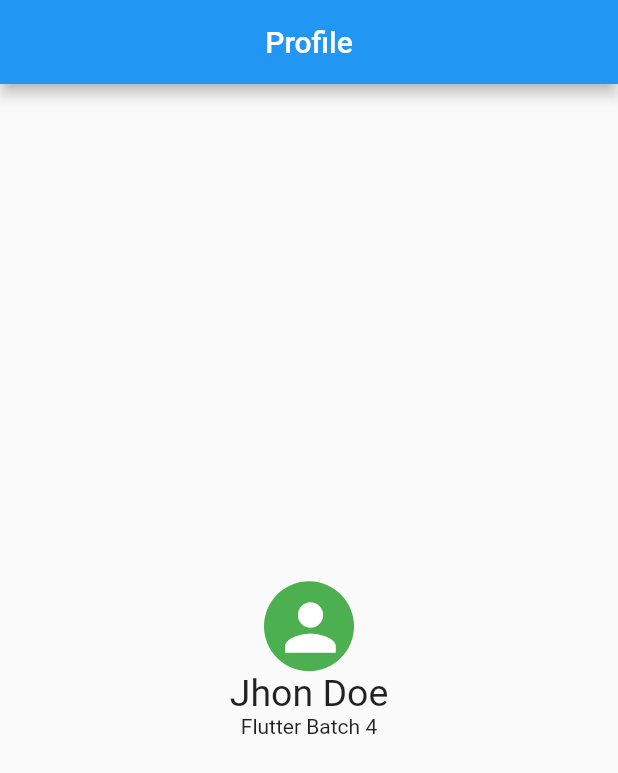
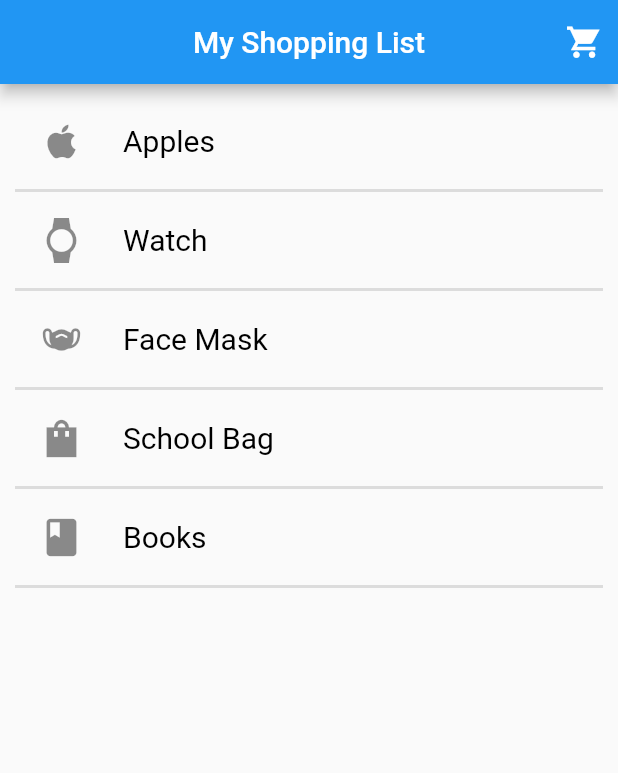
Before and after one commit to saif-ibne-ali/flutter_live_test, a Flutter app: the screen it shows after launch, on a phone screen of 412 x 824 dp. Shown: the top 773 px of the screen. Run offline on Flutter 3.47's test engine with Material 2 defaults, Android fonts, the phone set to English and light mode, and no system bars.

Commit message:
module6_live_test

```diff
--- a/lib/main.dart
+++ b/lib/main.dart
@@ -11,6 +11,7 @@ class MyApp extends StatelessWidget {
   @override
   Widget build(BuildContext context) {
     return MaterialApp(
+      debugShowCheckedModeBanner: false,
       title: 'Flutter Live Test',
       theme: ThemeData(
         primarySwatch: Colors.blue,
@@ -27,33 +28,96 @@ class MyHomePage extends StatelessWidget {
   Widget build(BuildContext context) {
     return Scaffold(
       appBar: AppBar(
-        title: const Text("Profile"),
+        title: const Text("My Shopping List"),
         centerTitle: true,
+        actions: const [
+          Padding(
+            padding: EdgeInsets.all(10.0),
+            child: Icon(
+              Icons.shopping_cart_sharp,
+              size: 25,
+            ),
+          ),
+        ],
       ),
       body: Center(
-        child: Column(
-          mainAxisAlignment: MainAxisAlignment.center,
-          children: [
-            CircleAvatar(
-              backgroundColor: Colors.green,
-              radius: 30,
-              child: IconButton(
-                padding: const EdgeInsets.all(0.0),
-                icon: const Icon(
-                  Icons.person,
-                  size: 50.0,
+        child: Container(
+          padding: const EdgeInsets.all(10.0),
+          child: Column(
+            //mainAxisAlignment: MainAxisAlignment.center,
+            children: const [
+              ListTile(
+                title: Text(
+                  "Apples",
+                  style: TextStyle(color: Colors.black, fontSize: 20),
                 ),
-                color: Colors.white,
-                onPressed: () {},
-                //iconSize: 25.0,
+                leading: Icon(
+                  Icons.apple,
+                  size: 30,
+                ),
               ),
-            ),
-            const Text(
-              'Jhon Doe',
-              style: TextStyle(fontSize: 25),
-            ),
-            const Text("Flutter Batch 4"),
-          ],
+              Divider(
+                thickness: 2,
+                height: 10,
+              ),
+              ListTile(
+                title: Text(
+                  "Watch",
+                  style: TextStyle(color: Colors.black, fontSize: 20),
+                ),
+                leading: Icon(
+                  Icons.watch,
+                  size: 30,
+                ),
+              ),
+              Divider(
+                thickness: 2,
+                height: 10,
+              ),
+              ListTile(
+                title: Text(
+                  "Face Mask",
+                  style: TextStyle(color: Colors.black, fontSize: 20),
+                ),
+                leading: Icon(
+                  Icons.masks,
+                  size: 30,
+                ),
+              ),
+              Divider(
+                thickness: 2,
+                height: 10,
+              ),
+              ListTile(
+                title: Text(
+                  "School Bag",
+                  style: TextStyle(color: Colors.black, fontSize: 20),
+                ),
+                leading: Icon(
+                  Icons.shopping_bag_sharp,
+                  size: 30,
+                ),
+              ),
+              Divider(
+                thickness: 2,
+                height: 10,
+              ),
+              ListTile(
+                title: Text(
+                  "Books",
+                  style: TextStyle(color: Colors.black, fontSize: 20),
+                ),
+                leading: Icon(
+                  Icons.book,
+                  size: 30,
+                ),
+              ),
+              Divider(
+                thickness: 2,
+                height: 10,
+              ),
+            ],
+          ),
         ),
       ),
     );
```
